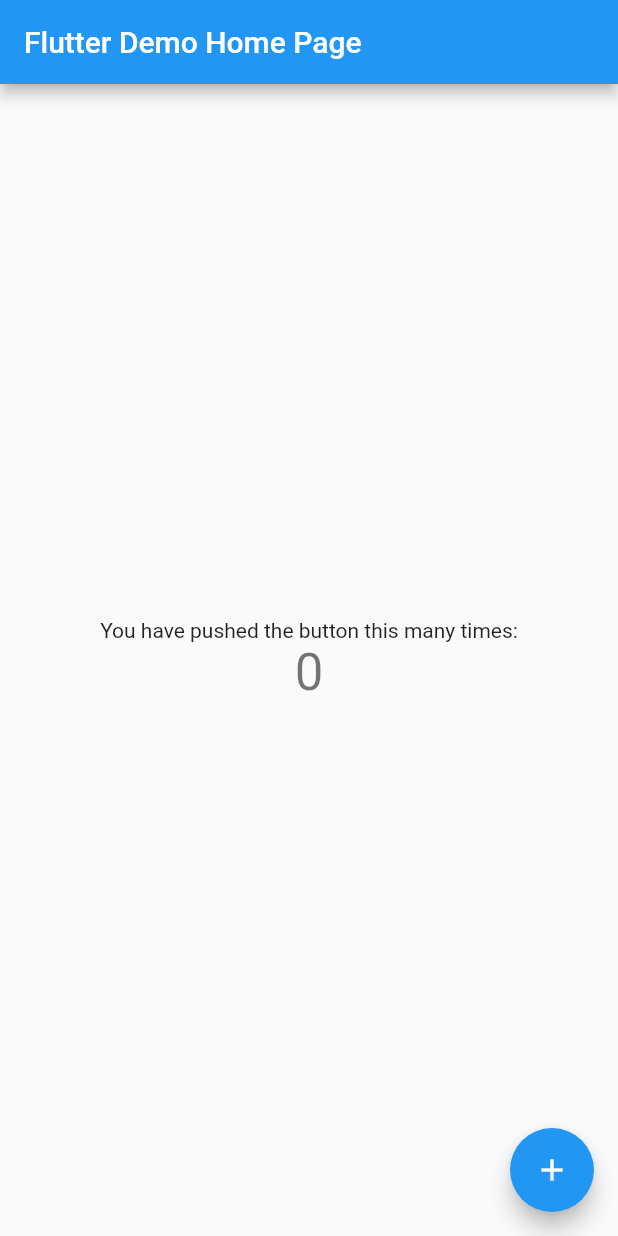
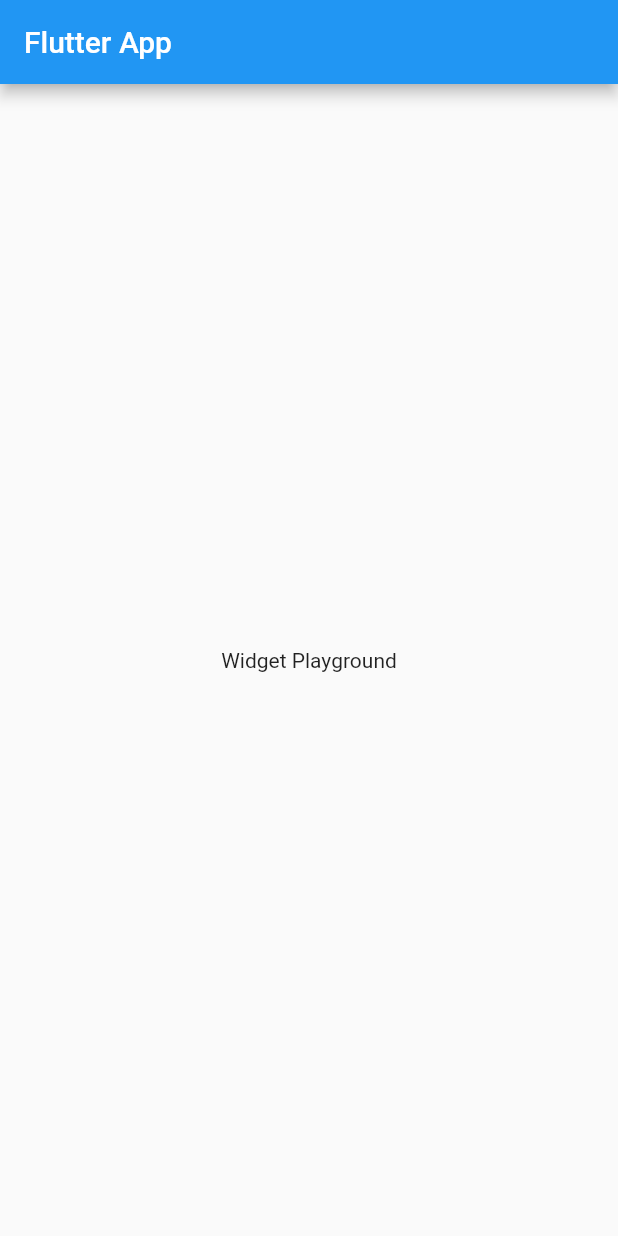
Before and after one commit to imobasshir/expence_planner, a Flutter app: the screen it shows after launch, on a phone screen of 412 x 824 dp. Run offline on Flutter 3.47's test engine with Material 2 defaults, Android fonts, the phone set to English and light mode, and no system bars; our stand-ins replace google_fonts.

Commit message:
font added

```diff
--- a/lib/main.dart
+++ b/lib/main.dart
@@ -1,4 +1,5 @@
 import 'package:flutter/material.dart';
+import 'package:google_fonts/google_fonts.dart';
 
 void main() {
   runApp(const MyApp());
@@ -7,109 +8,30 @@
 class MyApp extends StatelessWidget {
   const MyApp({Key? key}) : super(key: key);
 
-  // This widget is the root of your application.
   @override
   Widget build(BuildContext context) {
     return MaterialApp(
-      title: 'Flutter Demo',
       theme: ThemeData(
-        // This is the theme of your application.
-        //
-        // Try running your application with "flutter run". You'll see the
-        // application has a blue toolbar. Then, without quitting the app, try
-        // changing the primarySwatch below to Colors.green and then invoke
-        // "hot reload" (press "r" in the console where you ran "flutter run",
-        // or simply save your changes to "hot reload" in a Flutter IDE).
-        // Notice that the counter didn't reset back to zero; the application
-        // is not restarted.
+        fontFamily: GoogleFonts.aBeeZee().fontFamily,
         primarySwatch: Colors.blue,
       ),
-      home: const MyHomePage(title: 'Flutter Demo Home Page'),
+      home: const MyHomePage(),
     );
   }
 }
 
-class MyHomePage extends StatefulWidget {
-  const MyHomePage({Key? key, required this.title}) : super(key: key);
-
-  // This widget is the home page of your application. It is stateful, meaning
-  // that it has a State object (defined below) that contains fields that affect
-  // how it looks.
-
-  // This class is the configuration for the state. It holds the values (in this
-  // case the title) provided by the parent (in this case the App widget) and
-  // used by the build method of the State. Fields in a Widget subclass are
-  // always marked "final".
-
-  final String title;
-
-  @override
-  State<MyHomePage> createState() => _MyHomePageState();
-}
-
-class _MyHomePageState extends State<MyHomePage> {
-  int _counter = 0;
-
-  void _incrementCounter() {
-    setState(() {
-      // This call to setState tells the Flutter framework that something has
-      // changed in this State, which causes it to rerun the build method below
-      // so that the display can reflect the updated values. If we changed
-      // _counter without calling setState(), then the build method would not be
-      // called again, and so nothing would appear to happen.
-      _counter++;
-    });
-  }
+class MyHomePage extends StatelessWidget {
+  const MyHomePage({Key? key}) : super(key: key);
 
   @override
   Widget build(BuildContext context) {
-    // This method is rerun every time setState is called, for instance as done
-    // by the _incrementCounter method above.
-    //
-    // The Flutter framework has been optimized to make rerunning build methods
-    // fast, so that you can just rebuild anything that needs updating rather
-    // than having to individually change instances of widgets.
     return Scaffold(
       appBar: AppBar(
-        // Here we take the value from the MyHomePage object that was created by
-        // the App.build method, and use it to set our appbar title.
-        title: Text(widget.title),
+        title: const Text('Flutter App'),
       ),
-      body: Center(
-        // Center is a layout widget. It takes a single child and positions it
-        // in the middle of the parent.
-        child: Column(
-          // Column is also a layout widget. It takes a list of children and
-          // arranges them vertically. By default, it sizes itself to fit its
-          // children horizontally, and tries to be as tall as its parent.
-          //
-          // Invoke "debug painting" (press "p" in the console, choose the
-          // "Toggle Debug Paint" action from the Flutter Inspector in Android
-          // Studio, or the "Toggle Debug Paint" command in Visual Studio Code)
-          // to see the wireframe for each widget.
-          //
-          // Column has various properties to control how it sizes itself and
-          // how it positions its children. Here we use mainAxisAlignment to
-          // center the children vertically; the main axis here is the vertical
-          // axis because Columns are vertical (the cross axis would be
-          // horizontal).
-          mainAxisAlignment: MainAxisAlignment.center,
-          children: <Widget>[
-            const Text(
-              'You have pushed the button this many times:',
-            ),
-            Text(
-              '$_counter',
-              style: Theme.of(context).textTheme.headline4,
-            ),
-          ],
-        ),
+      body: const Center(
+        child: Text('Widget Playground'),
       ),
-      floatingActionButton: FloatingActionButton(
-        onPressed: _incrementCounter,
-        tooltip: 'Increment',
-        child: const Icon(Icons.add),
-      ), // This trailing comma makes auto-formatting nicer for build methods.
     );
   }
 }
--- a/pubspec.yaml
+++ b/pubspec.yaml
@@ -34,6 +34,7 @@
   # The following adds the Cupertino Icons font to your application.
   # Use with the CupertinoIcons class for iOS style icons.
   cupertino_icons: ^1.0.2
+  google_fonts: ^2.2.0
 
 dev_dependencies:
   flutter_test:
```
Also changed, not shown: pubspec.lock.
